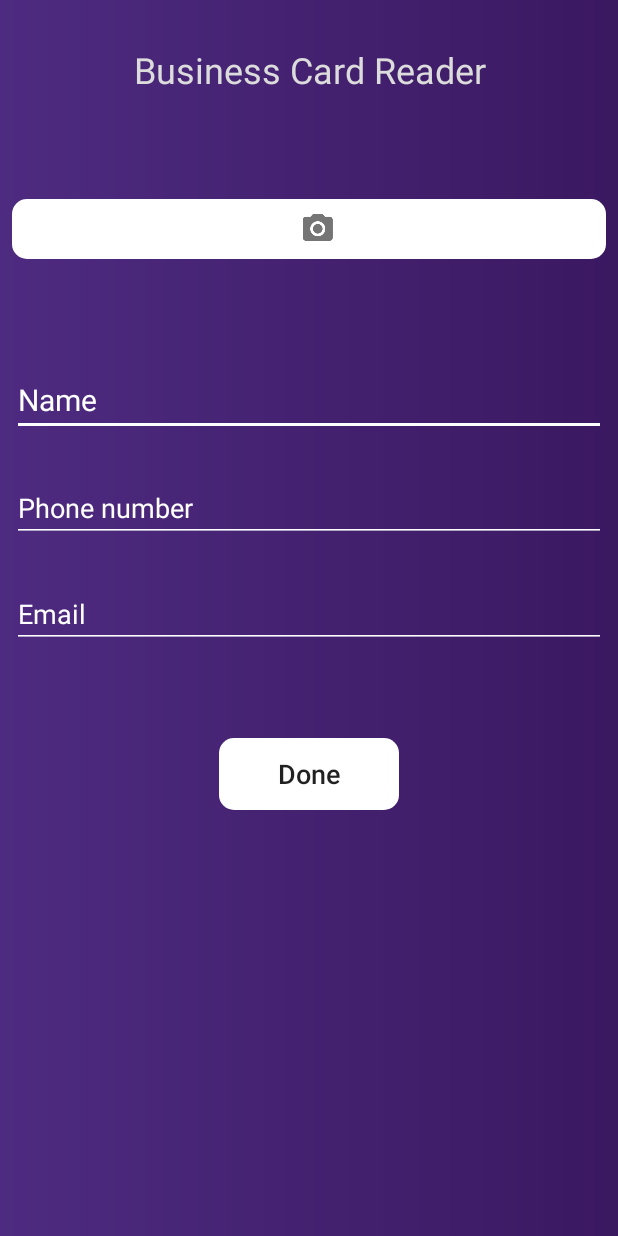
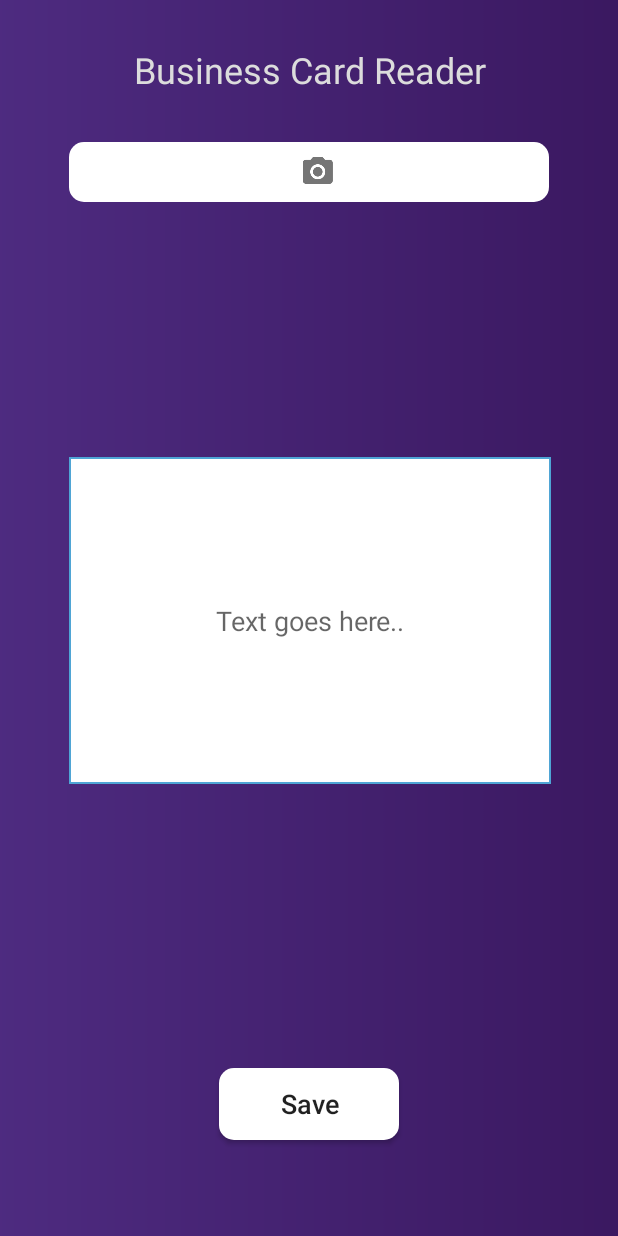
Before and after one commit to gpadmaku1/card-reader, an Android app: the screen it shows after launch (MainActivity), on a phone screen of 412 x 824 dp. Run offline under Robolectric (Android 15) with nearby library versions, the phone set to English and light mode, and no system bars; our stand-ins replace Volley.

Commit message:
converted image to text successfully

```diff
--- a/app/build.gradle
+++ b/app/build.gradle
@@ -4,6 +4,7 @@ android {
     compileSdkVersion 25
     buildToolsVersion "25.0.3"
     defaultConfig {
+        buildConfigField("String", "API_KEY", API_KEY)
         applicationId "com.example.gautham.imagetotextanalysis"
         minSdkVersion 15
         targetSdkVersion 25
--- /dev/null
+++ b/app/src/main/res/drawable/back_border.xml
@@ -0,0 +1,4 @@
+<shape xmlns:android="http://schemas.android.com/apk/res/android" android:shape="rectangle" >
+    <solid android:color="@android:color/white" />
+    <stroke android:width="1dip" android:color="#4fa5d5"/>
+</shape>
--- a/app/src/main/res/layout/activity_main.xml
+++ b/app/src/main/res/layout/activity_main.xml
@@ -8,19 +8,27 @@
     android:background="@drawable/twitch"
     tools:context="com.example.gautham.imagetotextanalysis.MainActivity">
 
-    <ProgressBar
-        android:id="@+id/progressBar"
-        style="?android:attr/progressBarStyle"
-        android:layout_width="100dp"
-        android:layout_height="150dp"
+    <EditText
+        android:id="@+id/obtainedText"
+        android:layout_width="321dp"
+        android:layout_height="218dp"
         android:layout_marginBottom="8dp"
         android:layout_marginLeft="8dp"
         android:layout_marginRight="8dp"
         android:layout_marginTop="8dp"
-        app:layout_constraintBottom_toBottomOf="parent"
+        android:background="@drawable/back_border"
+        android:ems="10"
+        android:hint="Text goes here.."
+        android:inputType="textMultiLine|textImeMultiLine"
+        android:padding="10dp"
+        android:textAlignment="center"
+        android:textColor="#000"
+        app:layout_constraintBottom_toTopOf="@+id/submitButton"
+        app:layout_constraintHorizontal_bias="0.512"
         app:layout_constraintLeft_toLeftOf="parent"
         app:layout_constraintRight_toRightOf="parent"
-        app:layout_constraintTop_toTopOf="parent" />
+        app:layout_constraintTop_toBottomOf="@+id/cameraButton"
+        app:layout_constraintVertical_bias="0.471" />
 
     <TextView
         android:id="@+id/mainTextView"
@@ -43,12 +51,13 @@
 
     <ImageButton
         android:id="@+id/cameraButton"
-        android:layout_width="0dp"
-        android:layout_height="wrap_content"
+        android:layout_width="320dp"
+        android:layout_height="40dp"
+        android:layout_marginEnd="8dp"
         android:layout_marginLeft="8dp"
         android:layout_marginRight="8dp"
-        android:layout_marginTop="70dp"
-        android:layout_weight="2.10"
+        android:layout_marginStart="8dp"
+        android:layout_marginTop="32dp"
         android:background="@drawable/rounded_corners"
         android:contentDescription="@string/button_to_open_camera"
         android:padding="8dp"
@@ -57,96 +66,45 @@
         android:paddingRight="8dp"
         android:paddingStart="20dp"
         android:src="@drawable/ic_action_photo_camera"
-        app:layout_constraintHorizontal_bias="0.0"
         app:layout_constraintLeft_toLeftOf="parent"
         app:layout_constraintRight_toRightOf="parent"
         app:layout_constraintTop_toBottomOf="@+id/mainTextView"
         app:srcCompat="@drawable/ic_action_photo_camera" />
 
 
-    <EditText
-        android:id="@+id/nameText"
-        android:layout_width="0dp"
-        android:layout_height="wrap_content"
+    <ProgressBar
+        android:id="@+id/progressBar"
+        style="?android:attr/progressBarStyle"
+        android:layout_width="100dp"
+        android:layout_height="100dp"
+        android:layout_marginBottom="8dp"
         android:layout_marginEnd="8dp"
         android:layout_marginLeft="8dp"
         android:layout_marginRight="8dp"
         android:layout_marginStart="8dp"
-        android:layout_marginTop="70dp"
-        android:layout_weight="1"
-        android:backgroundTint="@android:color/white"
-        android:ems="10"
-        android:hint="@string/name"
-        android:inputType="textPersonName"
-        android:textColor="@android:color/white"
-        android:textColorHint="@android:color/white"
-        android:textSize="20sp"
-        app:layout_constraintHorizontal_bias="0.0"
+        android:layout_marginTop="8dp"
+        app:layout_constraintBottom_toBottomOf="parent"
         app:layout_constraintLeft_toLeftOf="parent"
         app:layout_constraintRight_toRightOf="parent"
-        app:layout_constraintTop_toBottomOf="@+id/cameraButton" />
-
-    <EditText
-        android:id="@+id/phoneText"
-        android:layout_width="0dp"
-        android:layout_height="wrap_content"
-        android:layout_marginEnd="8dp"
-        android:layout_marginLeft="8dp"
-        android:layout_marginRight="8dp"
-        android:layout_marginStart="8dp"
-        android:layout_marginTop="25dp"
-        android:layout_weight="1"
-        android:backgroundTint="@android:color/white"
-        android:ems="10"
-        android:hint="@string/phone_number"
-        android:inputType="phone"
-        android:textColor="@android:color/white"
-        android:textColorHint="@android:color/white"
-        app:layout_constraintHorizontal_bias="0.0"
-        app:layout_constraintLeft_toLeftOf="parent"
-        app:layout_constraintRight_toRightOf="parent"
-        app:layout_constraintTop_toBottomOf="@+id/nameText" />
-
-    <EditText
-        android:id="@+id/emailText"
-        android:layout_width="0dp"
-        android:layout_height="wrap_content"
-        android:layout_marginEnd="8dp"
-        android:layout_marginLeft="8dp"
-        android:layout_marginRight="8dp"
-        android:layout_marginStart="8dp"
-        android:layout_marginTop="25dp"
-        android:layout_weight="1"
-        android:backgroundTint="@android:color/white"
-        android:ems="10"
-        android:hint="@string/email"
-        android:inputType="textEmailAddress"
-        android:textColor="@android:color/white"
-        android:textColorHint="@android:color/white"
-        app:layout_constraintHorizontal_bias="0.0"
-        app:layout_constraintLeft_toLeftOf="parent"
-        app:layout_constraintRight_toRightOf="parent"
-        app:layout_constraintTop_toBottomOf="@+id/phoneText" />
+        app:layout_constraintTop_toTopOf="parent"
+        app:layout_constraintVertical_bias="0.498" />
 
     <Button
         android:id="@+id/submitButton"
         android:layout_width="120dp"
         android:layout_height="wrap_content"
-        android:layout_marginBottom="10dp"
+        android:layout_marginBottom="64dp"
         android:layout_marginEnd="8dp"
         android:layout_marginLeft="8dp"
         android:layout_marginRight="8dp"
         android:layout_marginStart="8dp"
-        android:layout_marginTop="40dp"
         android:layout_weight="1"
         android:background="@drawable/rounded_corners"
-        android:text="@string/done"
+        android:text="Save"
         android:textAllCaps="false"
         android:textSize="18sp"
         app:layout_constraintBottom_toBottomOf="parent"
         app:layout_constraintLeft_toLeftOf="parent"
-        app:layout_constraintRight_toRightOf="parent"
-        app:layout_constraintTop_toBottomOf="@+id/emailText"
-        app:layout_constraintVertical_bias="0.069" />
+        app:layout_constraintRight_toRightOf="parent" />
 
 </android.support.constraint.ConstraintLayout>
--- a/app/src/main/res/values/strings.xml
+++ b/app/src/main/res/values/strings.xml
@@ -1,5 +1,5 @@
 <resources>
-    <string name="app_name">imageToTextAnalysis</string>
+    <string name="app_name">OCR Card Reader</string>
     <string name="email">Email</string>
     <string name="done">Done</string>
     <string name="phone_number">Phone number</string>
--- a/gradle.properties
+++ b/gradle.properties
@@ -15,3 +15,5 @@ org.gradle.jvmargs=-Xmx1536m
 # This option should only be used with decoupled projects. More details, visit
 # http://www.gradle.org/docs/current/userguide/multi_project_builds.html#sec:decoupled_projects
 # org.gradle.parallel=true
+
+API_KEY = "AIzaSyDmCNPgpPim7C8pYYBHUAAKS0FcgIX6UEU"
```
Also changed, not shown: app/src/main/java/com/example/gautham/imagetotextanalysis/MainActivity.java (+99 -40 lines), app/src/main/res/mipmap-hdpi/ic_launcher.png, app/src/main/res/mipmap-mdpi/ic_launcher.png, app/src/main/res/mipmap-xhdpi/ic_launcher.png, app/src/main/res/mipmap-xxhdpi/ic_launcher.png, app/src/main/res/mipmap-xxxhdpi/ic_launcher.png, 1 other file.
